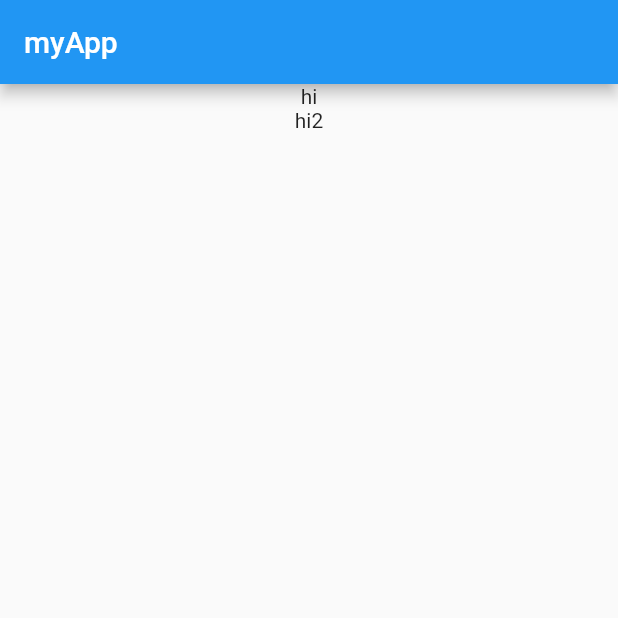
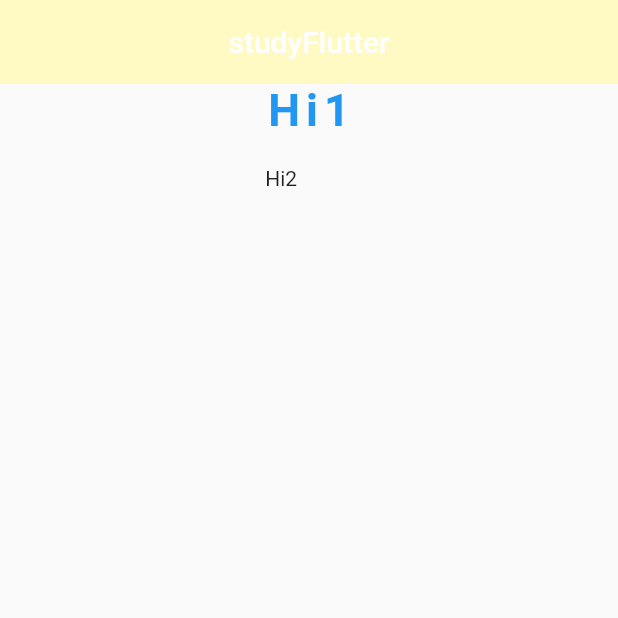
Before and after one commit to MoonG7/studyflutter, a Flutter app: the screen it shows after launch, on a phone screen of 412 x 824 dp, the top half of it. Run offline on Flutter 3.47's test engine with Material 2 defaults, Android fonts, the phone set to English and light mode, and no system bars.

Commit message:
폰트 스타일 지정

```diff
--- a/lib/main.dart
+++ b/lib/main.dart
@@ -14,28 +14,42 @@ class MyApp extends StatelessWidget {
       theme: ThemeData(
         primarySwatch: Colors.blue
       ),
-      home: const MyHomePage(),
+      home: const MyCard(),
     );
   }
 }
 
-class MyHomePage extends StatelessWidget {
-  const MyHomePage({Key? key}) : super(key: key);
+class MyCard extends StatelessWidget {
+  const MyCard({Key? key}) : super(key: key);
 
   @override
   Widget build(BuildContext context) {
     return Scaffold(
       appBar: AppBar(
-        title: const Text('myApp'),
+        title: const Text('studyFlutter'), //app bar tile 지정
+        centerTitle: true,
+        backgroundColor: Colors.yellow[100], //app bar 색상 지정
+        elevation: 0.0, // 앱바 그림자 지우기
       ),
       body: Center(
         child: Column(
+          crossAxisAlignment: CrossAxisAlignment.start,
           children: const [
-            Text('hi'),
-            Text('hi2'),
+            Text('Hi1',
+            style: TextStyle(
+              color: Colors.blue, //폰트 색상
+              letterSpacing: 4.0, //폰트 간격
+              fontSize: 30.0, // 폰트 사이즈
+              fontWeight: FontWeight.bold // 폰트 크기
+            )),
+            SizedBox(  //텍스트 사이의 간격
+              height: 20.0,
+            ),
+            Text('Hi2')
           ],
         ),
-      ),
+      )
+
     );
   }
 }
```
